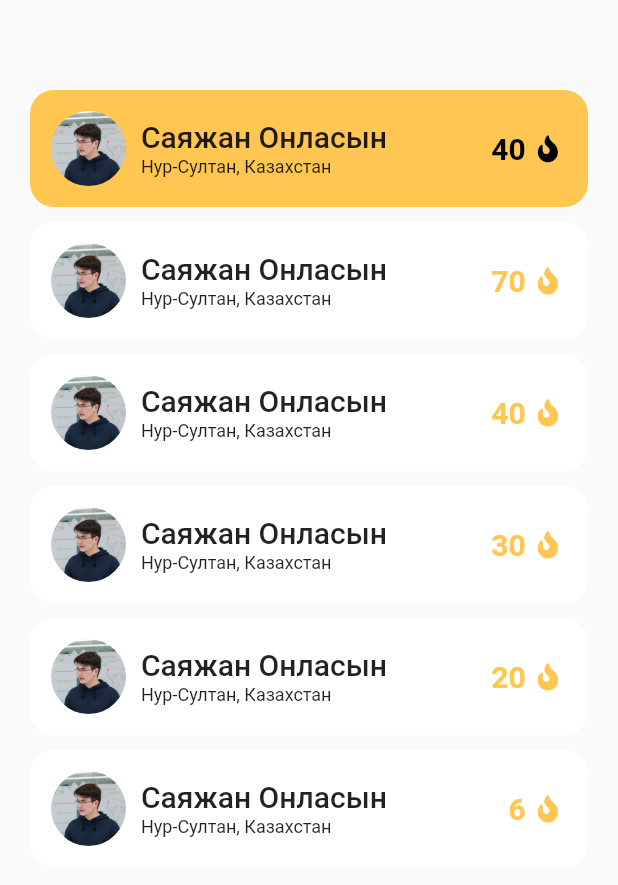
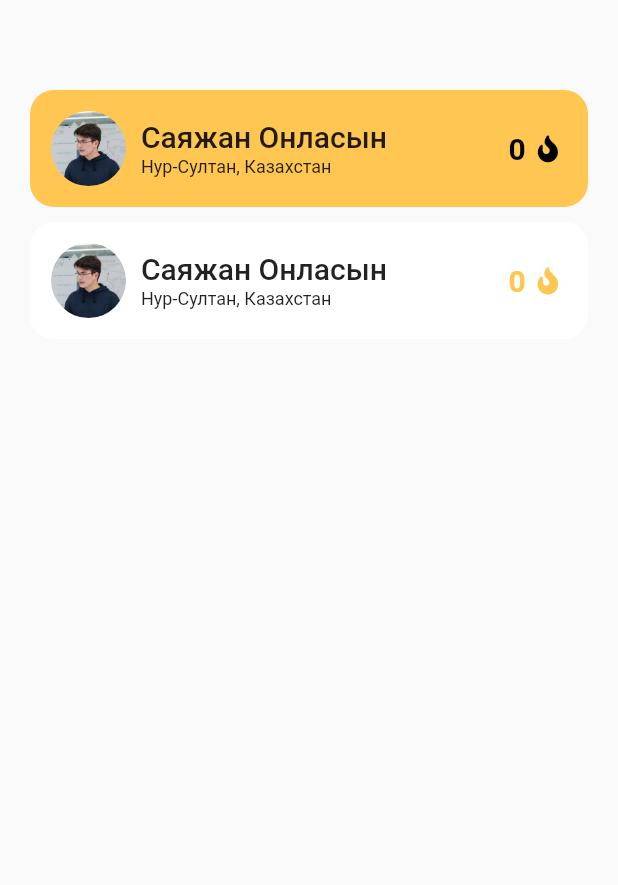
Before and after one commit to Crepiks/nomad-mobile, a Flutter app: the LeaderboardView widget shown alone on an empty page, opened directly, on a phone screen of 412 x 824 dp. Shown: the top 885 px of the screen. Run offline on Flutter 3.47's test engine with Material 2 defaults, Android fonts, the phone set to English and light mode, and no system bars; our stand-ins replace fl_chart, font_awesome_flutter, get, mask_text_input_formatter, shared_preferences; accounts and stored records are empty.

Commit message:
feat: display score of the current user in leaderboard view

```diff
--- a/lib/analytics/views/leaderboard_view.dart
+++ b/lib/analytics/views/leaderboard_view.dart
@@ -1,5 +1,6 @@
 import 'package:flutter/material.dart';
 import 'package:nomad/analytics/components/leaderboard_card.dart';
+import 'package:nomad/store/score.dart';
 
 class LeaderboardView extends StatefulWidget {
   const LeaderboardView({Key? key}) : super(key: key);
@@ -9,55 +10,42 @@ class LeaderboardView extends StatefulWidget {
 }
 
 class _LeaderBoardViewState extends State<LeaderboardView> {
+  int score = 0;
+
+  @override
+  void initState() {
+    super.initState();
+    _loadScore();
+  }
+
   @override
   Widget build(BuildContext context) {
     return Padding(
       padding: const EdgeInsets.symmetric(horizontal: 20),
       child: Column(
-        children: const [
-          SizedBox(height: 60),
+        children: [
+          const SizedBox(height: 60),
           LeaderboardCard(
               active: true,
               name: "Саяжан Онласын",
               location: "Нур-Султан, Казахстан",
-              rating: 40),
-          SizedBox(
+              rating: score),
+          const SizedBox(
             height: 10,
           ),
           LeaderboardCard(
               name: "Саяжан Онласын",
               location: "Нур-Султан, Казахстан",
-              rating: 70),
-          SizedBox(
-            height: 10,
-          ),
-          LeaderboardCard(
-              name: "Саяжан Онласын",
-              location: "Нур-Султан, Казахстан",
-              rating: 40),
-          SizedBox(
-            height: 10,
-          ),
-          LeaderboardCard(
-              name: "Саяжан Онласын",
-              location: "Нур-Султан, Казахстан",
-              rating: 30),
-          SizedBox(
-            height: 10,
-          ),
-          LeaderboardCard(
-              name: "Саяжан Онласын",
-              location: "Нур-Султан, Казахстан",
-              rating: 20),
-          SizedBox(
-            height: 10,
-          ),
-          LeaderboardCard(
-              name: "Саяжан Онласын",
-              location: "Нур-Султан, Казахстан",
-              rating: 6),
+              rating: score),
         ],
       ),
     );
   }
+
+  _loadScore() async {
+    final score = await getScore();
+    setState(() {
+      this.score = score;
+    });
+  }
 }
```
